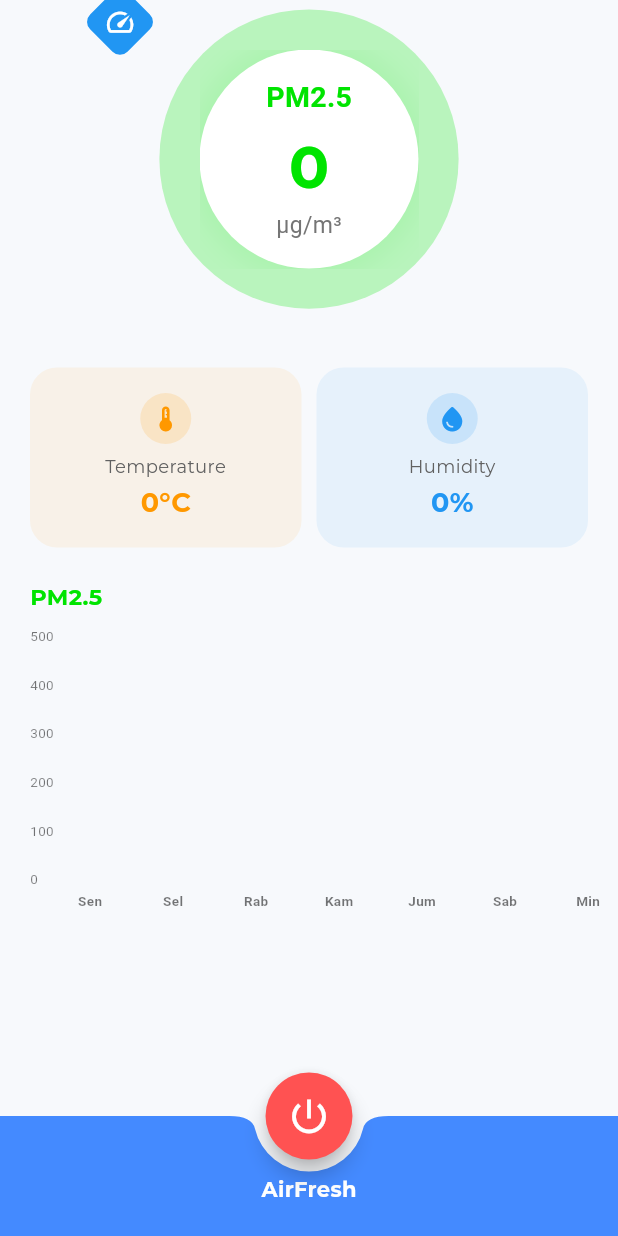
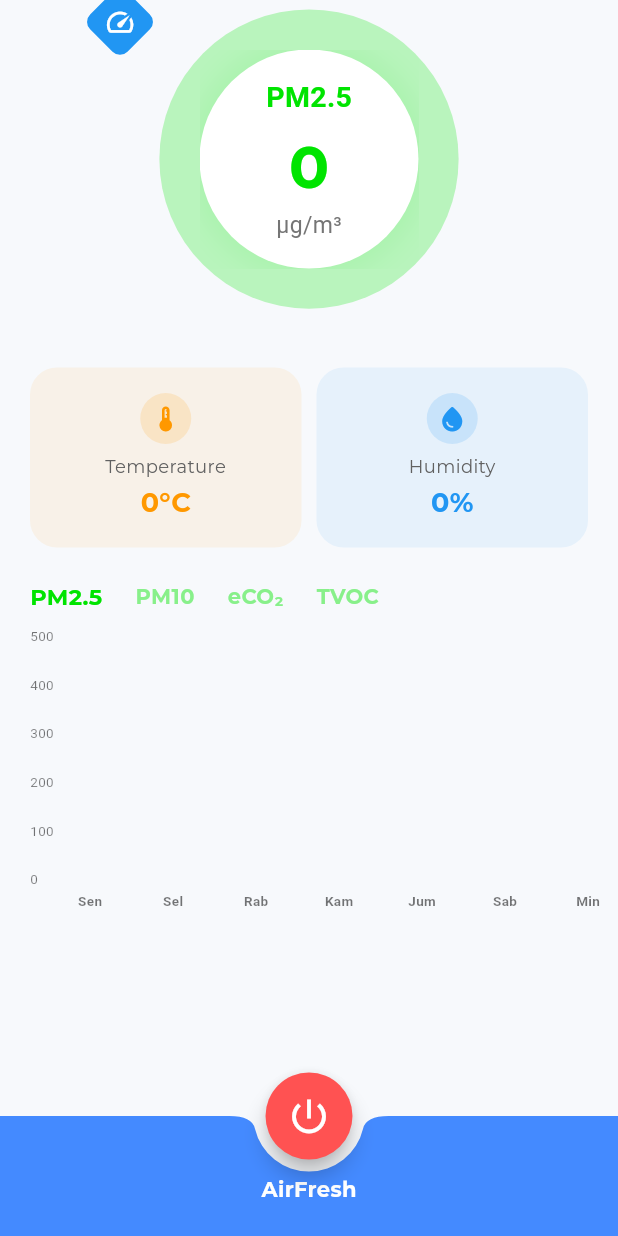
Before and after one commit to Galuhpermana18/programaplikasiskripsi, a Flutter app: the screen it shows after launch, scrolled down 278 dp, on a phone screen of 412 x 824 dp. Run offline on Flutter 3.47's test engine with Material 3 defaults, Android fonts, the phone set to English and light mode, and no system bars; drawn by our look-alikes of fl_chart; our stand-ins replace firebase_core, firebase_database, flutter_blue_plus, geocoding, geolocator, permission_handler and 1 more; missing offline and left inert: network_info_plus; accounts and stored records are empty.

Commit message:
Sinkronkan indikator sensor dan reset data saat perangkat offline

```diff
--- a/lib/ui/home.dart
+++ b/lib/ui/home.dart
@@ -823,6 +823,12 @@ class _HomePageState extends State<HomePage>
                           child: Row(
                             children: [
                               sensorLabel('PM2.5', getPmColor(pm25), 0),
+                              const SizedBox(width: 22),
+                              sensorLabel('PM10', getPm10Color(pm10), 1),
+                              const SizedBox(width: 22),
+                              sensorLabel('eCO₂', getEco2Color(co2), 2),
+                              const SizedBox(width: 22),
+                              sensorLabel('TVOC', getTvocColor(tvoc), 3),
                             ],
                           ),
                         ),
```
